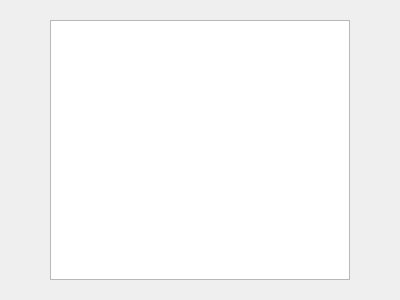
shuyalin/QWidgetDemo, file QtMvdDemo/MvdTwo/MuListView/Widget.ui: the form before one commit.
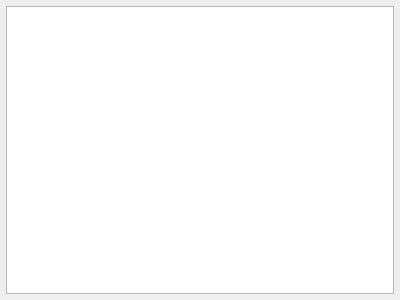
The form after the commit.

```diff
--- a/QtMvdDemo/MvdTwo/MuListView/Widget.ui
+++ b/QtMvdDemo/MvdTwo/MuListView/Widget.ui
@@ -18,25 +18,25 @@
   </property>
   <layout class="QHBoxLayout" name="horizontalLayout">
    <property name="spacing">
-    <number>20</number>
+    <number>6</number>
    </property>
    <property name="leftMargin">
-    <number>20</number>
+    <number>6</number>
    </property>
    <property name="topMargin">
-    <number>20</number>
+    <number>6</number>
    </property>
    <property name="rightMargin">
-    <number>20</number>
+    <number>6</number>
    </property>
    <property name="bottomMargin">
-    <number>20</number>
+    <number>6</number>
    </property>
    <item>
     <widget class="QListView" name="listView">
      <property name="maximumSize">
       <size>
-       <width>300</width>
+       <width>16777215</width>
        <height>16777215</height>
       </size>
      </property>
```
